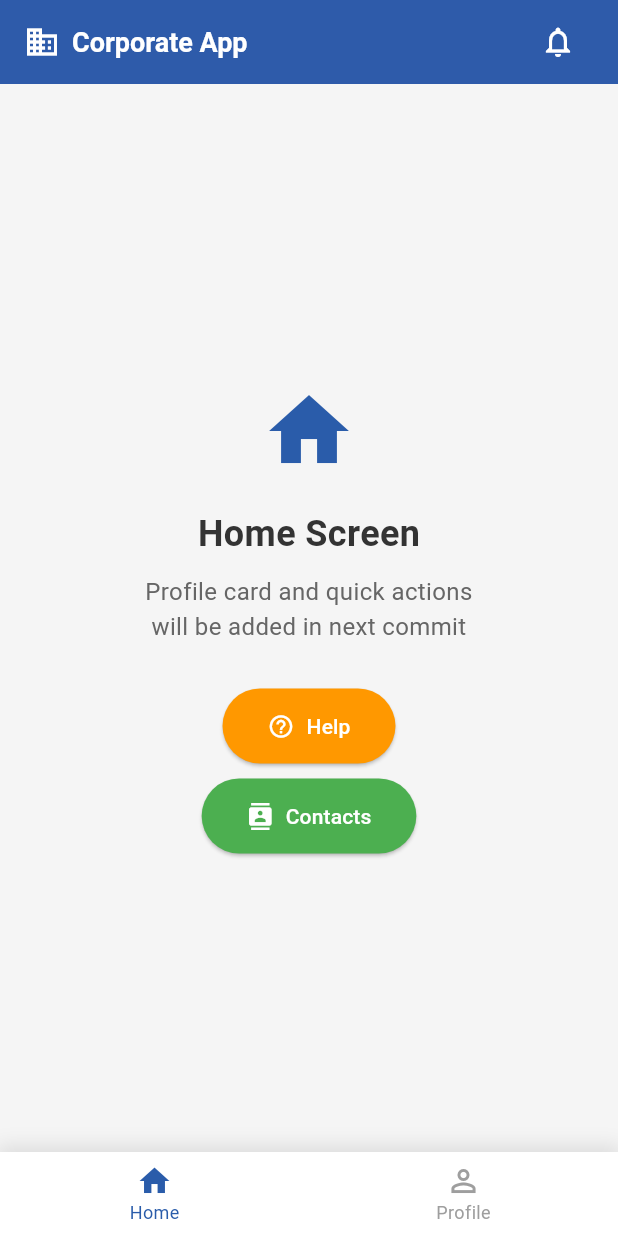
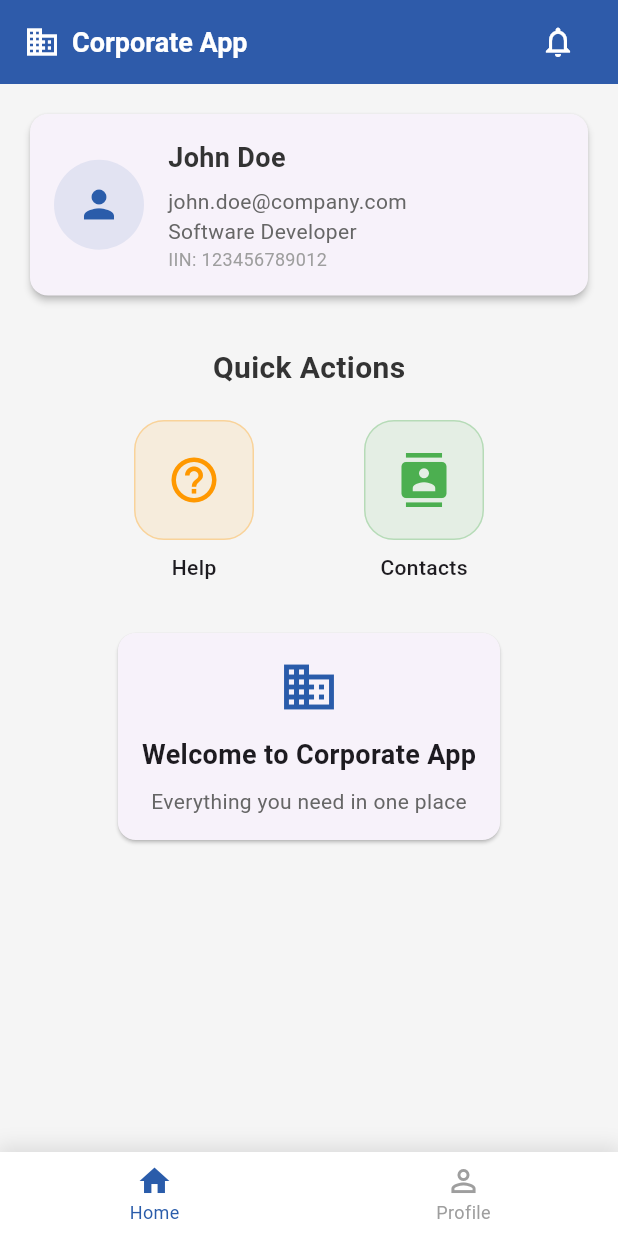
Before and after one commit to DidarTito/corporate_app, a Flutter app: the HomeScreen screen opened directly, on a phone screen of 412 x 824 dp. Run offline on Flutter 3.47's test engine with Material 3 defaults, Android fonts, the phone set to English and light mode, and no system bars.

Commit message:
existing screens updated: navigation and appbar fixes

```diff
--- a/lib/screens/home_screen.dart
+++ b/lib/screens/home_screen.dart
@@ -1,6 +1,12 @@
 import 'package:flutter/material.dart';
+import 'notifications_screen.dart';
+import 'contacts_screen.dart';
+import 'help_screen.dart';
+import 'profile_screen.dart';
 import '../widgets/bottom_nav_bar.dart';
-import '../widgets/custom_app_bar.dart';
+import '../widgets/home_app_bar.dart';
+import '../widgets/profile_card.dart';
+import '../data/mock_data.dart';
 import '../utils/constants.dart';
 
 class HomeScreen extends StatefulWidget {
@@ -13,10 +19,10 @@ class HomeScreen extends StatefulWidget {
 class _HomeScreenState extends State<HomeScreen> {
   int _selectedIndex = 0;
 
-  // Только 2 экрана: Home и Profile
+  // Теперь у нас 2 экрана: Home и Profile
   final List<Widget> _screens = [
     const _HomeContent(),
-    const _PlaceholderScreen(title: 'Profile Screen'),
+    const ProfileScreen(),
   ];
 
   void _onItemTapped(int index) {
@@ -30,10 +36,10 @@ class _HomeScreenState extends State<HomeScreen> {
     return Scaffold(
       appBar: HomeAppBar(
         onNotificationPressed: () {
-          // TODO: Will implement in Commit 3
-          ScaffoldMessenger.of(context).showSnackBar(
-            const SnackBar(
-              content: Text('Notifications screen will be added in next commit'),
+          Navigator.push(
+            context,
+            MaterialPageRoute(
+              builder: (context) => const NotificationsScreen(),
             ),
           );
         },
@@ -53,109 +59,111 @@ class _HomeContent extends StatelessWidget {
 
   @override
   Widget build(BuildContext context) {
-    return Center(
+    final user = mockUser;
+
+    return SingleChildScrollView(
+      child: Padding(
+        padding: const EdgeInsets.all(16),
         child: Column(
-        mainAxisAlignment: MainAxisAlignment.center,
           children: [
-          const Icon(
-            Icons.home,
-            size: 64,
-            color: AppColors.primaryBlue,
+            // Profile Card (Minimized) - клик переключает на Profile через BottomNav
+            ProfileCard(
+              user: user,
+              onPressed: () {
+                // Получаем родительский HomeScreenState и меняем selectedIndex
+                final homeState = context.findAncestorStateOfType<_HomeScreenState>();
+                if (homeState != null) {
+                  homeState.setState(() {
+                    homeState._selectedIndex = 1; // Переключаем на Profile
+                  });
+                }
+              },
+              minimized: true,
             ),
-          const SizedBox(height: 20),
+            const SizedBox(height: 30),
+
+            // Quick Actions Title
             const Text(
-            'Home Screen',
+              'Quick Actions',
               style: TextStyle(
-              fontSize: 24,
-              fontWeight: FontWeight.bold,
+                fontSize: 20,
+                fontWeight: FontWeight.w600,
                 color: AppColors.textPrimary,
               ),
             ),
-          const SizedBox(height: 10),
-          const Text(
-            'Profile card and quick actions\nwill be added in next commit',
-            textAlign: TextAlign.center,
-            style: TextStyle(
-              fontSize: 16,
-              color: AppColors.textSecondary,
-            ),
-          ),
-          const SizedBox(height: 30),
-          // Help button
-          ElevatedButton.icon(
+            const SizedBox(height: 20),
+
+            // Help and Contacts Buttons
+            Row(
+              mainAxisAlignment: MainAxisAlignment.spaceEvenly,
+              children: [
+                // Help Button
+                _ActionButton(
+                  icon: Icons.help_outline,
+                  label: 'Help',
+                  color: Colors.orange,
                   onPressed: () {
-              ScaffoldMessenger.of(context).showSnackBar(
-                const SnackBar(
-                  content: Text('Help screen - will be accessed from Home'),
+                    Navigator.push(
+                      context,
+                      MaterialPageRoute(
+                        builder: (context) => const HelpScreen(),
                       ),
                     );
                   },
-            icon: const Icon(Icons.help_outline),
-            label: const Text('Help'),
-            style: ElevatedButton.styleFrom(
-              backgroundColor: Colors.orange,
-              foregroundColor: Colors.white,
-              padding: const EdgeInsets.symmetric(horizontal: 30, vertical: 15),
                 ),
-          ),
-          const SizedBox(height: 10),
-          // Contacts button
-          ElevatedButton.icon(
+
+                // Contacts Button
+                _ActionButton(
+                  icon: Icons.contacts,
+                  label: 'Contacts',
+                  color: Colors.green,
                   onPressed: () {
-              ScaffoldMessenger.of(context).showSnackBar(
-                const SnackBar(
-                  content: Text('Contacts screen - will be accessed from Home'),
+                    Navigator.push(
+                      context,
+                      MaterialPageRoute(
+                        builder: (context) => const ContactsScreen(),
                       ),
                     );
                   },
-            icon: const Icon(Icons.contacts),
-            label: const Text('Contacts'),
-            style: ElevatedButton.styleFrom(
-              backgroundColor: Colors.green,
-              foregroundColor: Colors.white,
-              padding: const EdgeInsets.symmetric(horizontal: 30, vertical: 15),
+                ),
+              ],
+            ),
+            const SizedBox(height: 30),
+
+            // Welcome Message
+            Card(
+              elevation: 1,
+              shape: RoundedRectangleBorder(
+                borderRadius: BorderRadius.circular(12),
+              ),
+              child: Padding(
+                padding: const EdgeInsets.all(16),
+                child: Column(
+                  children: [
+                    const Icon(
+                      Icons.business,
+                      size: 40,
+                      color: AppColors.primaryBlue,
+                    ),
+                    const SizedBox(height: 12),
+                    const Text(
+                      'Welcome to Corporate App',
+                      style: TextStyle(
+                        fontSize: 18,
+                        fontWeight: FontWeight.w600,
+                      ),
+                    ),
+                    const SizedBox(height: 8),
+                    Text(
+                      'Everything you need in one place',
+                      style: TextStyle(
+                        fontSize: 14,
+                        color: AppColors.textSecondary,
                       ),
                     ),
                   ],
                 ),
-    );
-  }
-}
-
-// Заглушка для Profile Screen
-class _PlaceholderScreen extends StatelessWidget {
-  final String title;
-
-  const _PlaceholderScreen({required this.title});
-
-  @override
-  Widget build(BuildContext context) {
-    return Scaffold(
-      appBar: CustomAppBar(
-        title: title,
-        showBackButton: true,
               ),
-      body: Center(
-        child: Column(
-          mainAxisAlignment: MainAxisAlignment.center,
-          children: [
-            const Icon(
-              Icons.person,
-              size: 64,
-              color: AppColors.primaryBlue,
-            ),
-            const SizedBox(height: 20),
-            Text(
-              title,
-              style: const TextStyle(
-                fontSize: 24,
-                fontWeight: FontWeight.bold,
-              ),
-            ),
-            const SizedBox(height: 10),
-            const Text(
-              'Will be implemented in next commit',
-              style: TextStyle(fontSize: 16, color: Colors.grey),
             ),
           ],
         ),
@@ -163,3 +171,46 @@ class _PlaceholderScreen extends StatelessWidget {
     );
   }
 }
+
+class _ActionButton extends StatelessWidget {
+  final IconData icon;
+  final String label;
+  final Color color;
+  final VoidCallback onPressed;
+
+  const _ActionButton({
+    required this.icon,
+    required this.label,
+    required this.color,
+    required this.onPressed,
+  });
+
+  @override
+  Widget build(BuildContext context) {
+    return Column(
+      children: [
+        Container(
+          width: 80,
+          height: 80,
+          decoration: BoxDecoration(
+            color: color.withOpacity(0.1),
+            borderRadius: BorderRadius.circular(20),
+            border: Border.all(color: color.withOpacity(0.3)),
+          ),
+          child: IconButton(
+            icon: Icon(icon, size: 36, color: color),
+            onPressed: onPressed,
+          ),
+        ),
+        const SizedBox(height: 8),
+        Text(
+          label,
+          style: const TextStyle(
+            fontSize: 14,
+            fontWeight: FontWeight.w500,
+          ),
+        ),
+      ],
+    );
+  }
+}
--- a/lib/screens/login_screen.dart
+++ b/lib/screens/login_screen.dart
@@ -41,6 +41,7 @@ class _LoginScreenState extends State<LoginScreen> {
           padding: const EdgeInsets.all(24),
           child: Column(
             crossAxisAlignment: CrossAxisAlignment.stretch,
+            mainAxisAlignment: MainAxisAlignment.center,
             children: [
               // Логотип
               Align(
--- a/lib/widgets/custom_app_bar.dart
+++ b/lib/widgets/custom_app_bar.dart
@@ -53,43 +53,3 @@ class CustomAppBar extends StatelessWidget implements PreferredSizeWidget {
     );
   }
 }
-
-// App bar with logo on left and notification on right (for HomeScreen)
-class HomeAppBar extends StatelessWidget implements PreferredSizeWidget {
-  final VoidCallback? onNotificationPressed;
-
-  const HomeAppBar({
-    super.key,
-    this.onNotificationPressed,
-  });
-
-  @override
-  Size get preferredSize => const Size.fromHeight(kToolbarHeight);
-
-  @override
-  Widget build(BuildContext context) {
-    return AppBar(
-      backgroundColor: AppColors.primaryBlue,
-      foregroundColor: Colors.white,
-      elevation: 2,
-      title: Row(
-        children: [
-          const Icon(Icons.business, size: 24),
-          const SizedBox(width: 8),
-          const Text(
-            AppStrings.appName,
-            style: TextStyle(
-              fontSize: 18,
-              fontWeight: FontWeight.w600,
-            ),
-          ),
-          const Spacer(),
-          IconButton(
-            icon: const Icon(Icons.notifications_outlined),
-            onPressed: onNotificationPressed,
-          ),
-        ],
-      ),
-    );
-  }
-}
```
Lines whose indentation alone changed are shown as unchanged.
